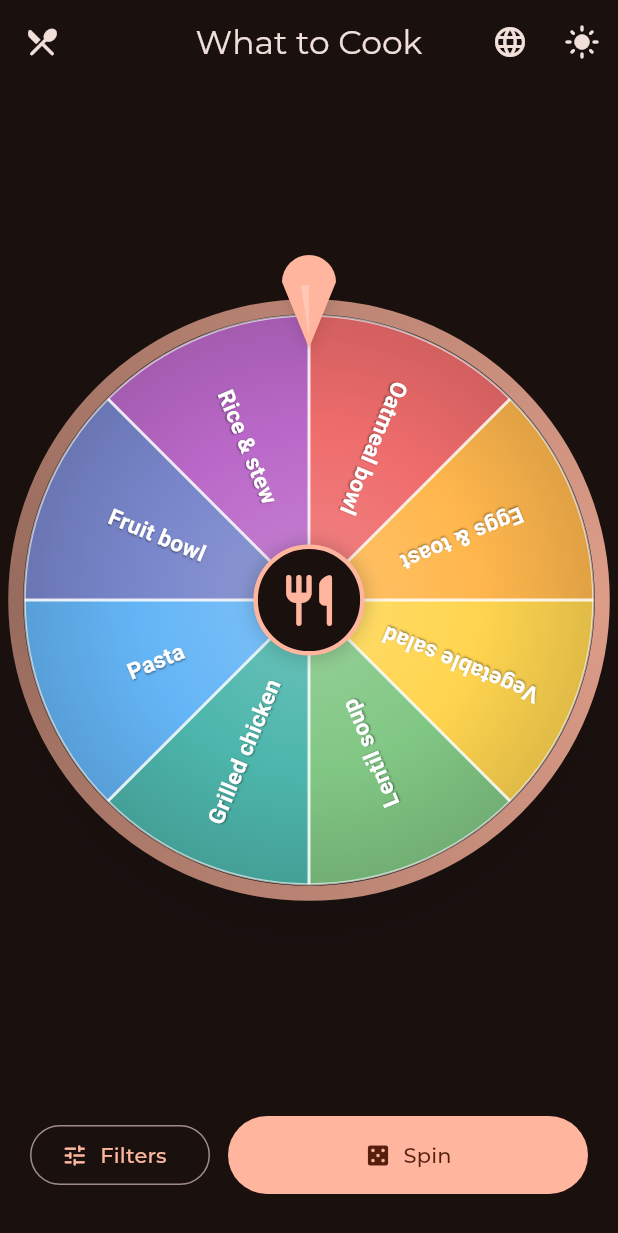
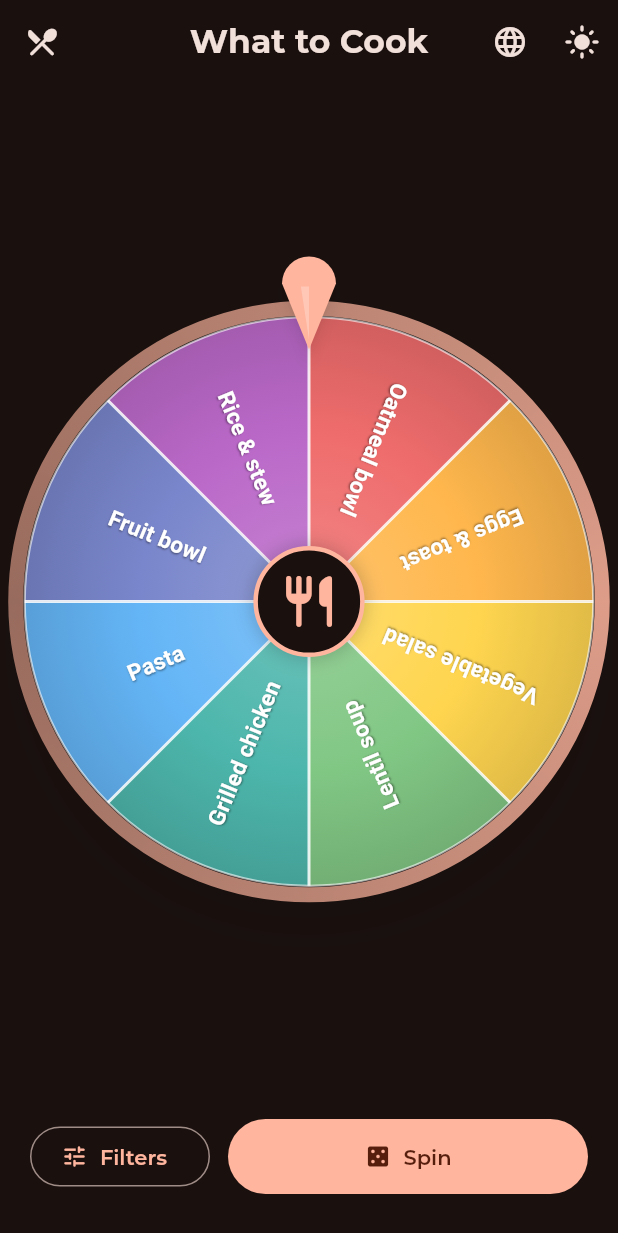
Before and after one commit to Rajab-Alkahef/sho_altabkha, a Flutter app: the screen it shows after launch, on a phone screen of 412 x 824 dp. Shown: the top 1233 px of the screen. Run offline on Flutter 3.47's test engine with Material 3 defaults, Android fonts, the light colour scheme and no system bars; our stand-ins replace easy_localization, flutter_riverpod, get_it, go_router, hive_flutter, image_picker; accounts and stored records are empty; project files that could hold a hidden picture were left out.

Commit message:
add font styles

```diff
--- a/lib/core/theme/app_theme.dart
+++ b/lib/core/theme/app_theme.dart
@@ -14,7 +14,7 @@ class AppTheme {
       seedColor: const Color(0xFFE07C5C),
       brightness: Brightness.light,
     );
-    return _base(scheme, Brightness.light, fontFamily);
+    return _build(scheme, Brightness.light, fontFamily);
   }
 
   static ThemeData dark({String fontFamily = fontMontserrat}) {
@@ -22,32 +22,181 @@ class AppTheme {
       seedColor: const Color(0xFFE07C5C),
       brightness: Brightness.dark,
     );
-    return _base(scheme, Brightness.dark, fontFamily);
+    return _build(scheme, Brightness.dark, fontFamily);
   }
 
-  static ThemeData _base(
+  static ThemeData _build(
     ColorScheme scheme,
     Brightness brightness,
     String fontFamily,
   ) {
-    return ThemeData(
+    final base = ThemeData(
       colorScheme: scheme,
       useMaterial3: true,
       brightness: brightness,
       fontFamily: fontFamily,
+    );
+
+    final textTheme = base.textTheme
+        .copyWith(
+          displayLarge: TextStyle(fontSize: 57, fontWeight: FontWeight.w100),
+          displayMedium: TextStyle(fontSize: 45, fontWeight: FontWeight.w200),
+          displaySmall: TextStyle(fontSize: 36, fontWeight: FontWeight.w300),
+
+          headlineLarge: TextStyle(fontSize: 32, fontWeight: FontWeight.w400),
+          headlineMedium: TextStyle(fontSize: 28, fontWeight: FontWeight.w500),
+          headlineSmall: TextStyle(fontSize: 24, fontWeight: FontWeight.w600),
+
+          titleLarge: TextStyle(fontSize: 22, fontWeight: FontWeight.w700),
+          titleMedium: TextStyle(fontSize: 16, fontWeight: FontWeight.w500),
+          titleSmall: TextStyle(fontSize: 14, fontWeight: FontWeight.w400),
+
+          bodyLarge: TextStyle(fontSize: 16, fontWeight: FontWeight.w400),
+          bodyMedium: TextStyle(fontSize: 14, fontWeight: FontWeight.w300),
+          bodySmall: TextStyle(fontSize: 12, fontWeight: FontWeight.w200),
+
+          labelLarge: TextStyle(fontSize: 14, fontWeight: FontWeight.w500),
+          labelMedium: TextStyle(fontSize: 12, fontWeight: FontWeight.w400),
+          labelSmall: TextStyle(fontSize: 11, fontWeight: FontWeight.w300),
+        )
+        .apply(fontFamily: fontFamily);
+    final primaryTextTheme = base.primaryTextTheme.apply(
+      fontFamily: fontFamily,
+    );
+
+    TextStyle f({
+      double? size,
+      FontWeight? weight,
+      Color? color,
+      double? height,
+    }) {
+      return TextStyle(
+        fontFamily: fontFamily,
+        fontSize: size,
+        fontWeight: weight,
+        color: color,
+        height: height,
+      );
+    }
+
+    return base.copyWith(
+      textTheme: textTheme,
+      primaryTextTheme: primaryTextTheme,
+
       appBarTheme: AppBarTheme(
         centerTitle: true,
         backgroundColor: scheme.surface,
         foregroundColor: scheme.onSurface,
         elevation: 0,
+        titleTextStyle: textTheme.titleLarge?.copyWith(
+          color: scheme.onSurface,
+          fontWeight: FontWeight.w700,
+        ),
+        toolbarTextStyle: textTheme.bodyMedium?.copyWith(
+          color: scheme.onSurface,
+        ),
       ),
+
       cardTheme: CardThemeData(
         elevation: 0,
         shape: RoundedRectangleBorder(borderRadius: BorderRadius.circular(16)),
         color: scheme.surfaceContainerHighest,
       ),
+
       inputDecorationTheme: InputDecorationTheme(
         border: OutlineInputBorder(borderRadius: BorderRadius.circular(12)),
+        labelStyle: f(),
+        floatingLabelStyle: f(weight: FontWeight.w600),
+
+        hintStyle: f(color: scheme.onSurfaceVariant),
+        helperStyle: f(),
+        errorStyle: f(color: scheme.error),
+        prefixStyle: f(),
+        suffixStyle: f(),
+        counterStyle: f(),
+      ),
+
+      listTileTheme: ListTileThemeData(
+        titleTextStyle: textTheme.bodyLarge,
+        subtitleTextStyle: textTheme.bodyMedium?.copyWith(
+          color: scheme.onSurfaceVariant,
+        ),
+        leadingAndTrailingTextStyle: textTheme.labelMedium,
+      ),
+
+      checkboxTheme: CheckboxThemeData(
+        side: BorderSide(color: scheme.outline, width: 1.5),
+      ),
+
+      dialogTheme: DialogThemeData(
+        titleTextStyle: textTheme.titleLarge?.copyWith(
+          fontWeight: FontWeight.w700,
+        ),
+        contentTextStyle: textTheme.bodyMedium,
+      ),
+
+      snackBarTheme: SnackBarThemeData(
+        contentTextStyle: f(
+          color: scheme.onInverseSurface,
+          weight: FontWeight.w500,
+        ),
+      ),
+
+      bottomSheetTheme: const BottomSheetThemeData(
+        shape: RoundedRectangleBorder(
+          borderRadius: BorderRadius.vertical(top: Radius.circular(24)),
+        ),
+      ),
+
+      tabBarTheme: TabBarThemeData(
+        labelStyle: textTheme.titleSmall,
+        unselectedLabelStyle: textTheme.titleSmall,
+      ),
+
+      chipTheme: ChipThemeData(
+        labelStyle: f(weight: FontWeight.w500),
+        secondaryLabelStyle: f(weight: FontWeight.w500),
+      ),
+
+      tooltipTheme: TooltipThemeData(
+        textStyle: f(
+          color: brightness == Brightness.dark
+              ? scheme.onInverseSurface
+              : scheme.onInverseSurface,
+        ),
+      ),
+
+      dropdownMenuTheme: DropdownMenuThemeData(
+        textStyle: textTheme.bodyMedium,
+        inputDecorationTheme: InputDecorationTheme(
+          border: OutlineInputBorder(borderRadius: BorderRadius.circular(12)),
+          labelStyle: f(),
+          hintStyle: f(color: scheme.onSurfaceVariant),
+        ),
+      ),
+
+      popupMenuTheme: PopupMenuThemeData(
+        labelTextStyle: WidgetStatePropertyAll(textTheme.bodyMedium),
+      ),
+
+      navigationBarTheme: NavigationBarThemeData(
+        labelTextStyle: WidgetStatePropertyAll(textTheme.labelMedium),
+      ),
+
+      textButtonTheme: TextButtonThemeData(
+        style: TextButton.styleFrom(textStyle: f(weight: FontWeight.w600)),
+      ),
+      filledButtonTheme: FilledButtonThemeData(
+        style: FilledButton.styleFrom(textStyle: f(weight: FontWeight.w600)),
+      ),
+      elevatedButtonTheme: ElevatedButtonThemeData(
+        style: ElevatedButton.styleFrom(textStyle: f(weight: FontWeight.w600)),
+      ),
+      outlinedButtonTheme: OutlinedButtonThemeData(
+        style: OutlinedButton.styleFrom(textStyle: f(weight: FontWeight.w600)),
+      ),
+      floatingActionButtonTheme: FloatingActionButtonThemeData(
+        extendedTextStyle: f(weight: FontWeight.w600),
       ),
     );
   }
```
